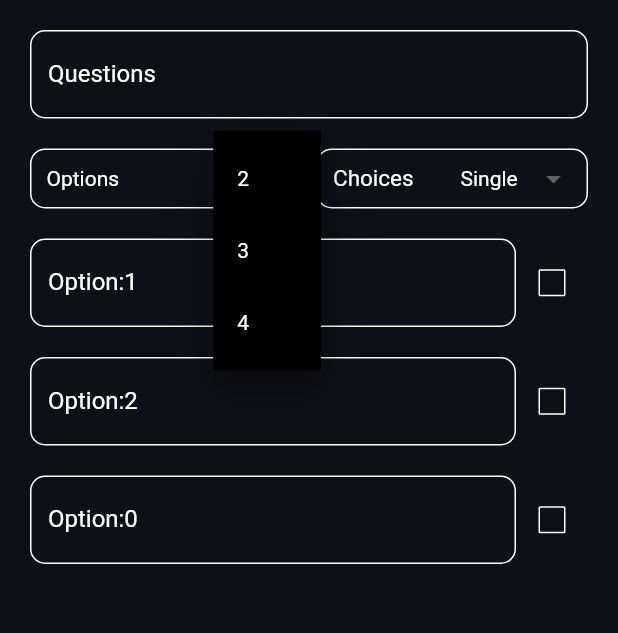
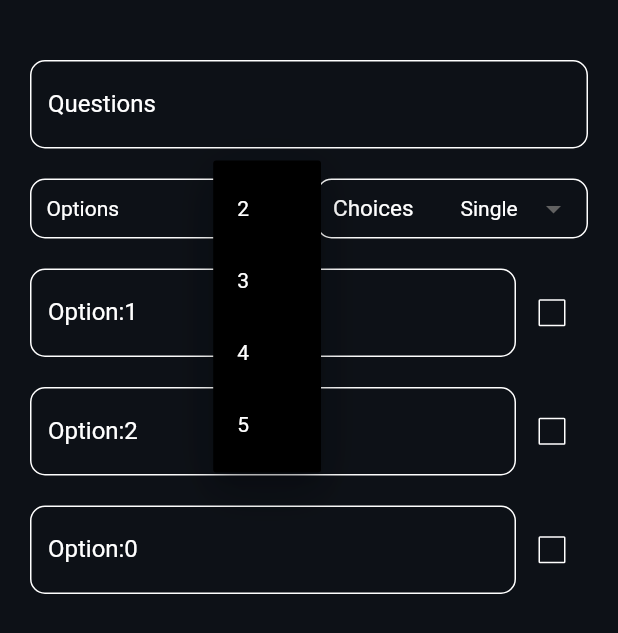
Before and after one commit to Paxlows/flutterform, a Flutter app: the screen it shows after launch, after a tap on an icon or button, on a phone screen of 412 x 824 dp. Shown: the top 633 px of the screen. Run offline on Flutter 3.47's test engine with Material 2 defaults, Android fonts, the phone set to English and light mode, and no system bars.

Commit message:
form-update

```diff
--- a/lib/main.dart
+++ b/lib/main.dart
@@ -1,60 +1,18 @@
 import 'package:flutter/material.dart';
 
 void main() {
-  runApp(const MyApp());
+  runApp(MyApp());
 }
 
 class MyApp extends StatelessWidget {
-  const MyApp({super.key});
+  MyApp({super.key});
+
+  String dorpDownValue = "Single";
+  int dorpDownOptionValue = 02;
+  bool checkValue = false;
 
   @override
   Widget build(BuildContext context) {
-    String dorpDownValue = "Single";
-    int dorpDownValue1 = 02;
-    bool checkValue = false;
-    Widget options(int optionNumber) {
-      return Row(
-        mainAxisAlignment: MainAxisAlignment.spaceBetween,
-        children: [
-          Expanded(
-            child: TextField(
-              maxLines: null,
-              style: const TextStyle(color: Colors.white),
-              decoration: InputDecoration(
-                labelText: "Option:$optionNumber",
-                labelStyle: const TextStyle(color: Colors.white),
-                enabledBorder: OutlineInputBorder(
-                  borderRadius: BorderRadius.circular(10),
-                  borderSide: const BorderSide(color: Colors.white),
-                ),
-                focusedBorder: OutlineInputBorder(
-                  borderRadius: BorderRadius.circular(10),
-                  borderSide: const BorderSide(color: Colors.white),
-                ),
-              ),
-            ),
-          ),
-          SizedBox(
-            child: StatefulBuilder(
-              builder: (BuildContext context, setState) {
-                return Checkbox(
-                  checkColor: Colors.black,
-                  activeColor: Colors.white,
-                  side: const BorderSide(color: Colors.white),
-                  value: checkValue,
-                  onChanged: (bool? value) {
-                    setState(() {
-                      checkValue = value!;
-                    });
-                  },
-                );
-              },
-            ),
-          ),
-        ],
-      );
-    }
-
     return GestureDetector(
       onTap: () {
         FocusManager.instance.primaryFocus?.unfocus();
@@ -67,8 +25,9 @@ class MyApp extends StatelessWidget {
               child: Container(
                 margin: const EdgeInsets.symmetric(horizontal: 20),
                 child: Column(
+                  mainAxisAlignment: MainAxisAlignment.center,
                   children: [
-                    const SizedBox(height: 20),
+                    const SizedBox(height: 40),
                     TextField(
                       maxLines: null,
                       style: const TextStyle(color: Colors.white),
@@ -83,6 +42,8 @@ class MyApp extends StatelessWidget {
                           borderRadius: BorderRadius.circular(10),
                           borderSide: const BorderSide(color: Colors.white),
                         ),
+                        // isDense: true,
+                        // contentPadding: const EdgeInsets.all(25),
                       ),
                     ),
                     const SizedBox(height: 20),
@@ -114,18 +75,19 @@ class MyApp extends StatelessWidget {
                                   return DropdownButton<int>(
                                     dropdownColor: Colors.black,
                                     underline: const SizedBox(),
-                                    value: dorpDownValue1,
+                                    value: dorpDownOptionValue,
                                     elevation: 16,
                                     style: const TextStyle(color: Colors.white),
                                     onChanged: (int? newValue) {
                                       setState(() {
-                                        dorpDownValue1 = newValue!;
+                                        dorpDownOptionValue = newValue!;
                                       });
                                     },
                                     items: <int>[
                                       02,
                                       03,
-                                      04
+                                      04,
+                                      05
                                     ].map<DropdownMenuItem<int>>((int value) {
                                       return DropdownMenuItem<int>(
                                         value: value,
@@ -197,19 +159,12 @@ class MyApp extends StatelessWidget {
                         ),
                       ],
                     ),
-                    const SizedBox(height: 20),
                     options(1),
-                    const SizedBox(height: 20),
                     options(2),
-                    const SizedBox(height: 20),
-                    StatefulBuilder(
-                      builder: (BuildContext context, setState) {
-                        return dorpDownValue1 == 3
-                            ? options(dorpDownValue1)
-                            : options(0);
-                      },
-                    )
-                  ],
+                    dorpDownOptionValue == 3
+                        ? options(dorpDownOptionValue)
+                        : options(0),
+                    ],
                 ),
               ),
             ),
@@ -218,4 +173,50 @@ class MyApp extends StatelessWidget {
       ),
     );
   }
+
+  Widget options(int optionNumber) {
+    return Container(
+      padding: const EdgeInsets.only(top: 20),
+      child: Row(
+        mainAxisAlignment: MainAxisAlignment.spaceBetween,
+        children: [
+          Expanded(
+            child: TextField(
+              maxLines: null,
+              style: const TextStyle(color: Colors.white),
+              decoration: InputDecoration(
+                labelText: "Option:$optionNumber",
+                labelStyle: const TextStyle(color: Colors.white),
+                enabledBorder: OutlineInputBorder(
+                  borderRadius: BorderRadius.circular(10),
+                  borderSide: const BorderSide(color: Colors.white),
+                ),
+                focusedBorder: OutlineInputBorder(
+                  borderRadius: BorderRadius.circular(10),
+                  borderSide: const BorderSide(color: Colors.white),
+                ),
+              ),
+            ),
+          ),
+          SizedBox(
+            child: StatefulBuilder(
+              builder: (BuildContext context, setState) {
+                return Checkbox(
+                  checkColor: Colors.black,
+                  activeColor: Colors.white,
+                  side: const BorderSide(color: Colors.white),
+                  value: checkValue,
+                  onChanged: (bool? value) {
+                    setState(() {
+                      checkValue = value!;
+                    });
+                  },
+                );
+              },
+            ),
+          ),
+        ],
+      ),
+    );
+  }
 }
```
